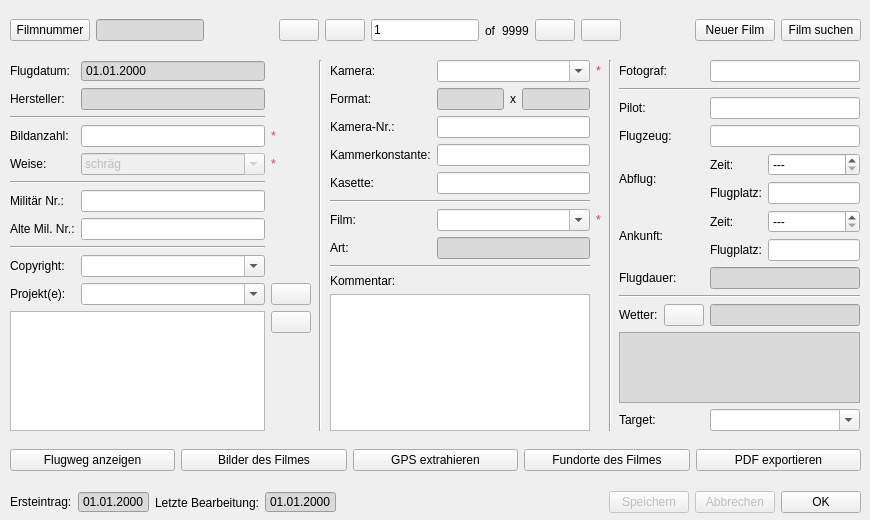
This is APIS/forms/apis_film_form.ui in APIS-Luftbildarchiv/APIS as Qt 5 draws it before an edit. The edited form follows.
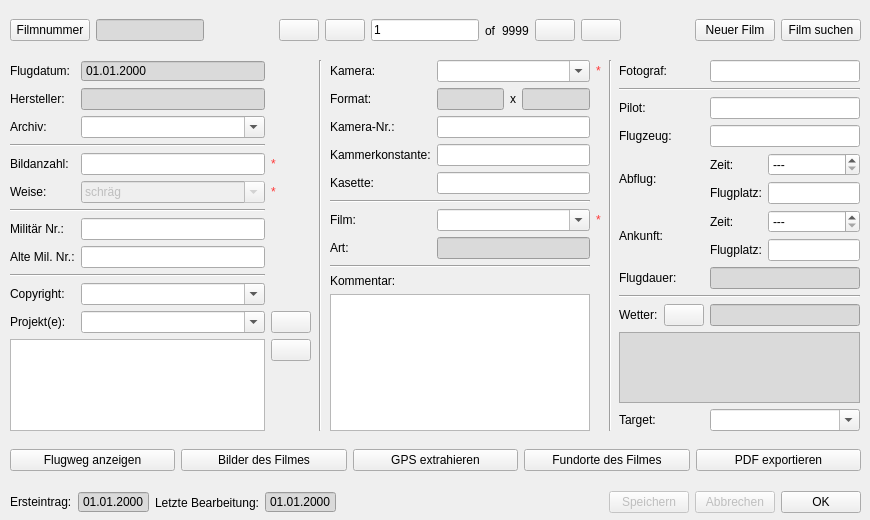
This is the edited form. Icons and pictures are not drawn.

```diff
--- a/APIS/forms/apis_film_form.ui
+++ b/APIS/forms/apis_film_form.ui
@@ -19,7 +19,7 @@
   <property name="minimumSize">
    <size>
     <width>870</width>
-    <height>490</height>
+    <height>520</height>
    </size>
   </property>
   <property name="maximumSize">
@@ -793,10 +793,10 @@
     </rect>
    </property>
    <layout class="QGridLayout" name="uiLeftGridLayout">
-    <item row="6" column="1">
+    <item row="7" column="1">
      <widget class="QLineEdit" name="uiMilitaryNumberEdit"/>
     </item>
-    <item row="4" column="2">
+    <item row="5" column="2">
      <widget class="QLabel" name="label_5">
       <property name="styleSheet">
        <string notr="true">color: rgb(255, 55, 55);</string>
@@ -822,7 +822,7 @@
       </property>
      </widget>
     </item>
-    <item row="3" column="2">
+    <item row="4" column="2">
      <widget class="QLabel" name="label_3">
       <property name="styleSheet">
        <string notr="true">color: rgb(255, 55, 55);</string>
@@ -832,7 +832,7 @@
       </property>
      </widget>
     </item>
-    <item row="4" column="1">
+    <item row="5" column="1">
      <widget class="QComboBox" name="uiFilmModeCombo">
       <property name="enabled">
        <bool>false</bool>
@@ -861,17 +861,17 @@
       </item>
      </widget>
     </item>
-    <item row="7" column="1">
+    <item row="8" column="1">
      <widget class="QLineEdit" name="uiOldMilitaryNumberEdit"/>
     </item>
-    <item row="3" column="0">
+    <item row="4" column="0">
      <widget class="QLabel" name="uiImageCountLbl">
       <property name="text">
        <string>Bildanzahl:</string>
       </property>
      </widget>
     </item>
-    <item row="7" column="0">
+    <item row="8" column="0">
      <widget class="QLabel" name="uiOldMilitaryNumberLbl">
       <property name="text">
        <string>Alte Mil. Nr.:</string>
@@ -885,14 +885,14 @@
       </property>
      </widget>
     </item>
-    <item row="4" column="0">
+    <item row="5" column="0">
      <widget class="QLabel" name="uiFilmModeLbl">
       <property name="text">
        <string>Weise:</string>
       </property>
      </widget>
     </item>
-    <item row="2" column="0" colspan="2">
+    <item row="3" column="0" colspan="2">
      <widget class="Line" name="line_2">
       <property name="orientation">
        <enum>Qt::Horizontal</enum>
@@ -906,49 +906,49 @@
       </property>
      </widget>
     </item>
-    <item row="5" column="0" colspan="2">
+    <item row="6" column="0" colspan="2">
      <widget class="Line" name="line_3">
       <property name="orientation">
        <enum>Qt::Horizontal</enum>
       </property>
      </widget>
     </item>
-    <item row="8" column="0" colspan="2">
+    <item row="9" column="0" colspan="2">
      <widget class="Line" name="line_4">
       <property name="orientation">
        <enum>Qt::Horizontal</enum>
       </property>
      </widget>
     </item>
-    <item row="9" column="1">
+    <item row="10" column="1">
      <widget class="QComboBox" name="uiCopyrightCombo">
       <property name="editable">
        <bool>true</bool>
       </property>
      </widget>
     </item>
-    <item row="6" column="0">
+    <item row="7" column="0">
      <widget class="QLabel" name="uiMilitaryNumberLbl">
       <property name="text">
        <string>Militär Nr.:</string>
       </property>
      </widget>
     </item>
-    <item row="9" column="0">
+    <item row="10" column="0">
      <widget class="QLabel" name="uiCopyrightLbl">
       <property name="text">
        <string>Copyright:</string>
       </property>
      </widget>
     </item>
-    <item row="10" column="0">
+    <item row="11" column="0">
      <widget class="QLabel" name="uiProjectLbl">
       <property name="text">
        <string>Projekt(e):</string>
       </property>
      </widget>
     </item>
-    <item row="10" column="1">
+    <item row="11" column="1">
      <widget class="QComboBox" name="uiProjectSelectionCombo">
       <property name="sizePolicy">
        <sizepolicy hsizetype="Preferred" vsizetype="Fixed">
@@ -961,7 +961,7 @@
       </property>
      </widget>
     </item>
-    <item row="10" column="2">
+    <item row="11" column="2">
      <widget class="QPushButton" name="uiAddProjectBtn">
       <property name="enabled">
        <bool>true</bool>
@@ -975,7 +975,7 @@
       </property>
      </widget>
     </item>
-    <item row="12" column="2">
+    <item row="13" column="2">
      <widget class="QPushButton" name="uiRemoveProjectBtn">
       <property name="enabled">
        <bool>true</bool>
@@ -1002,10 +1002,10 @@
       </property>
      </widget>
     </item>
-    <item row="12" column="0" rowspan="2" colspan="2">
+    <item row="13" column="0" rowspan="2" colspan="2">
      <widget class="QListWidget" name="uiProjectList"/>
     </item>
-    <item row="3" column="1">
+    <item row="4" column="1">
      <layout class="QHBoxLayout" name="horizontalLayout_3">
       <item>
        <widget class="QLineEdit" name="uiImageCountEdit">
@@ -1028,6 +1028,20 @@
       </item>
      </layout>
     </item>
+    <item row="2" column="0">
+     <widget class="QLabel" name="uiArchiveLbl">
+      <property name="text">
+       <string>Archiv:</string>
+      </property>
+     </widget>
+    </item>
+    <item row="2" column="1">
+     <widget class="QComboBox" name="uiArchiveCombo">
+      <property name="editable">
+       <bool>true</bool>
+      </property>
+     </widget>
+    </item>
    </layout>
   </widget>
   <widget class="Line" name="line_10">
```
